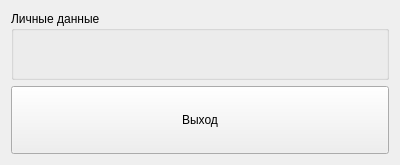
Above: client/forms/table.ui from agaltsevstas/Employees before the change. Below: the same form after it.
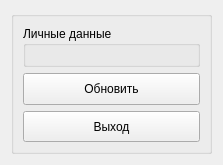
That is the form after the change.

```diff
--- a/client/forms/table.ui
+++ b/client/forms/table.ui
@@ -6,33 +6,81 @@
    <rect>
     <x>0</x>
     <y>0</y>
-    <width>400</width>
+    <width>223</width>
     <height>165</height>
    </rect>
   </property>
+  <property name="sizePolicy">
+   <sizepolicy hsizetype="Expanding" vsizetype="Preferred">
+    <horstretch>0</horstretch>
+    <verstretch>0</verstretch>
+   </sizepolicy>
+  </property>
   <property name="windowTitle">
    <string>Личный кабинет</string>
   </property>
-  <layout class="QGridLayout" name="gridLayout">
-   <item row="1" column="0">
-    <widget class="QPushButton" name="exit">
+  <layout class="QGridLayout" name="gridLayout_3">
+   <item row="0" column="0">
+    <widget class="QSplitter" name="splitter">
      <property name="sizePolicy">
       <sizepolicy hsizetype="Preferred" vsizetype="Preferred">
        <horstretch>0</horstretch>
        <verstretch>0</verstretch>
       </sizepolicy>
      </property>
-     <property name="text">
-      <string>Выход</string>
+     <property name="orientation">
+      <enum>Qt::Horizontal</enum>
      </property>
-    </widget>
-   </item>
-   <item row="0" column="0">
-    <widget class="QGroupBox" name="PersonalData">
-     <property name="title">
-      <string>Личные данные</string>
-     </property>
-     <layout class="QGridLayout" name="gridLayout_2"/>
+     <widget class="QGroupBox" name="groupBox">
+      <property name="sizePolicy">
+       <sizepolicy hsizetype="Preferred" vsizetype="Preferred">
+        <horstretch>0</horstretch>
+        <verstretch>0</verstretch>
+       </sizepolicy>
+      </property>
+      <layout class="QGridLayout" name="gridLayout">
+       <item row="0" column="0" colspan="2">
+        <widget class="QGroupBox" name="PersonalData">
+         <property name="sizePolicy">
+          <sizepolicy hsizetype="Preferred" vsizetype="Preferred">
+           <horstretch>0</horstretch>
+           <verstretch>0</verstretch>
+          </sizepolicy>
+         </property>
+         <property name="title">
+          <string>Личные данные</string>
+         </property>
+         <layout class="QGridLayout" name="gridLayout_2"/>
+        </widget>
+       </item>
+       <item row="3" column="0" colspan="2">
+        <widget class="QPushButton" name="exit">
+         <property name="sizePolicy">
+          <sizepolicy hsizetype="Preferred" vsizetype="Preferred">
+           <horstretch>0</horstretch>
+           <verstretch>0</verstretch>
+          </sizepolicy>
+         </property>
+         <property name="text">
+          <string>Выход</string>
+         </property>
+        </widget>
+       </item>
+       <item row="2" column="0" colspan="2">
+        <widget class="QPushButton" name="update">
+         <property name="sizePolicy">
+          <sizepolicy hsizetype="Preferred" vsizetype="Preferred">
+           <horstretch>0</horstretch>
+           <verstretch>0</verstretch>
+          </sizepolicy>
+         </property>
+         <property name="text">
+          <string>Обновить</string>
+         </property>
+        </widget>
+       </item>
+      </layout>
+     </widget>
     </widget>
    </item>
   </layout>
```
